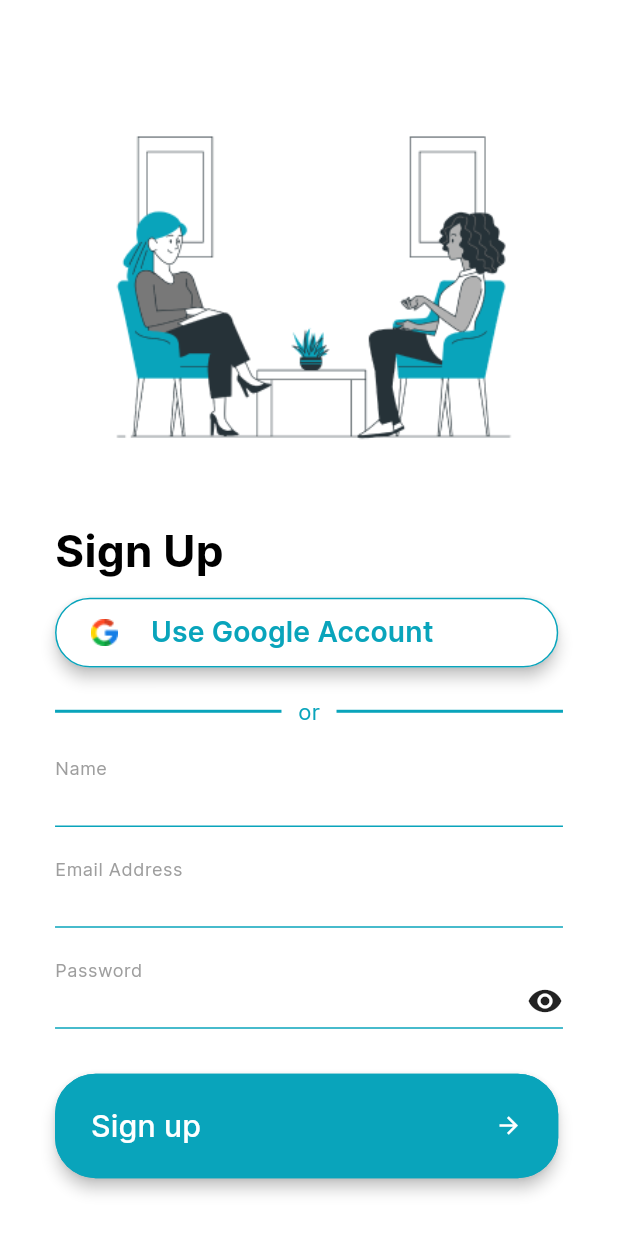
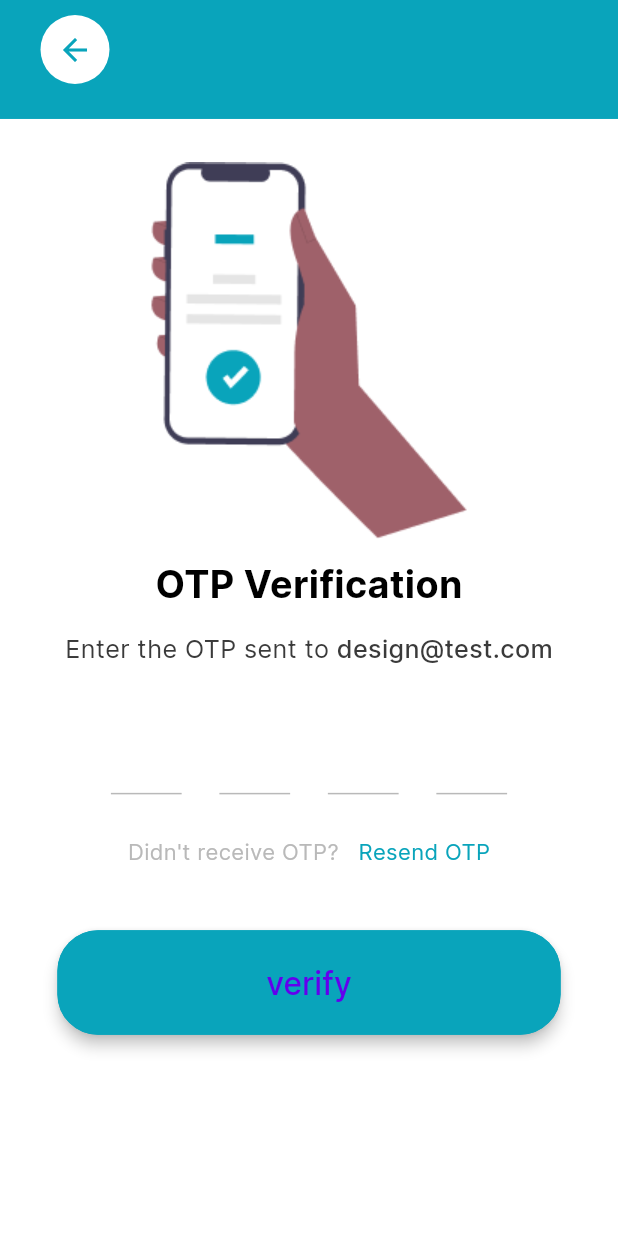
Before and after one commit to logicberry/counsellor_booking_app, a Flutter app: the screen it shows after launch, on a phone screen of 412 x 824 dp. Shown: the top 1233 px of the screen. Run offline on Flutter 3.47's test engine with Material 3 defaults, Android fonts, the light colour scheme and no system bars; drawn by our look-alikes of pinput; our stand-ins replace flutter_screenutil, page_transition.

Commit message:
add otp vrification page

```diff
--- a/lib/common/appbar.dart
+++ b/lib/common/appbar.dart
@@ -1,41 +1,47 @@
 import 'package:flutter/material.dart';
-import 'package:page_transition/page_transition.dart';
+import 'package:flutter_screenutil/flutter_screenutil.dart';
+
 import '../core/core.dart';
 
 class CLAppBar extends StatelessWidget implements PreferredSizeWidget {
   final String? title;
   final bool implyLeading, action;
   final void Function()? ontap;
+  final IconData icon;
   const CLAppBar({
     Key? key,
     this.title,
     this.action = false,
     this.implyLeading = false,
     this.ontap,
+    this.icon = Icons.arrow_back,
   }) : super(key: key);
 
   @override
-  Size get preferredSize => const Size.fromHeight(kToolbarHeight);
+  Size get preferredSize => Size.fromHeight(82.h);
   @override
   Widget build(BuildContext context) {
-    return Padding(
-      padding: const EdgeInsets.only(left: 15, right: 13),
-      child: AppBar(
+    return AppBar(
         automaticallyImplyLeading: implyLeading,
         elevation: 0,
-          backgroundColor: Colors.transparent,
-          leadingWidth: 30,
+        leadingWidth: 100,
+        backgroundColor: AppColors.primaryColor,
         title: AppTheme.clText(title!, context,
             size: 16,
             textColor: AppColors.primaryColor,
             fontWeight: FontWeight.w600),
         centerTitle: true,
         leading: implyLeading
-              ? IconButton(
-                  onPressed: ontap ??
-                      () => Navigator.pop(context, PageTransitionType.fade),
-                  icon: const Icon(Icons.arrow_back_ios,
-                      color: AppColors.primaryColor),
+            ? Container(
+                decoration: const BoxDecoration(
+                    color: AppColors.white, shape: BoxShape.circle),
+                margin: const EdgeInsets.only(top: 10),
+                child: IconButton(
+                    onPressed: ontap,
+                    icon: Icon(
+                      icon,
+                      color: AppColors.primaryColor,
+                    )),
               )
             : null,
         actions: action
@@ -47,7 +53,6 @@ class CLAppBar extends StatelessWidget implements PreferredSizeWidget {
                       color: AppColors.primaryColor,
                     ))
               ]
-              : null),
-    );
+            : null);
   }
 }
--- a/lib/core/app_colors.dart
+++ b/lib/core/app_colors.dart
@@ -6,4 +6,7 @@ class AppColors {
   static const Color primaryColor = Color(0xFF09A4BB);
   static const Color secondaryColor = Color(0xFFF1F3F6);
   static const Color white = Color(0xFFFFFFFF);
+  static const Color darkGrey = Color(0xFF3A3A3A);
+  static const Color lightGrey = Color(0xFFB9B9B9);
+
 }
--- a/lib/features/authentication/screens/otp_screen.dart
+++ b/lib/features/authentication/screens/otp_screen.dart
@@ -0,0 +1,99 @@
+import 'package:counsellor/common/appbar.dart';
+import 'package:counsellor/common/button.dart';
+import 'package:flutter/material.dart';
+import 'package:flutter_screenutil/flutter_screenutil.dart';
+import 'package:pinput/pinput.dart';
+
+import '../../../core/core.dart';
+
+class OtpScreen extends StatelessWidget {
+  static const routeName = '/otp-screen';
+  const OtpScreen({super.key});
+
+  @override
+  Widget build(BuildContext context) {
+    final cursor = Column(
+      mainAxisAlignment: MainAxisAlignment.end,
+      children: [
+        Container(
+          width: 56,
+          height: 3,
+          decoration: const BoxDecoration(
+            color: Colors.blue,
+          ),
+        ),
+      ],
+    );
+    final defaultPinTheme = PinTheme(
+        width: 45.w,
+        height: 59.h,
+        textStyle: TextStyle(
+          fontSize: 24.sp,
+          fontWeight: FontWeight.w700,
+        ),
+        decoration: const BoxDecoration(
+          border: Border(
+            bottom: BorderSide(width: 1, color: AppColors.lightGrey),
+          ),
+        ));
+    return Scaffold(
+        appBar: const CLAppBar(
+          title: '',
+          implyLeading: true,
+        ),
+        body: SingleChildScrollView(
+          child: Column(
+            children: [
+              Space.height(30),
+              Center(child: Image.asset(AssetPath.otp)),
+              Space.height(13),
+              AppTheme.clText('OTP Verification', context,
+                  size: 24, fontWeight: FontWeight.w700),
+              Space.height(13),
+              Row(
+                mainAxisAlignment: MainAxisAlignment.center,
+                children: [
+                  AppTheme.clText('Enter the OTP sent to ', context,
+                      size: 16,
+                      fontWeight: FontWeight.w400,
+                      textColor: AppColors.darkGrey),
+                  AppTheme.clText('design@test.com', context,
+                      size: 16,
+                      fontWeight: FontWeight.w500,
+                      textColor: AppColors.darkGrey),
+                ],
+              ),
+              Space.height(29),
+              Pinput(
+                separatorBuilder: (index) => SizedBox(width: 26.h),
+                length: 4,
+                cursor: cursor,
+                defaultPinTheme: defaultPinTheme,
+                pinAnimationType: PinAnimationType.slide,
+              ),
+              Space.height(29),
+              Row(
+                mainAxisAlignment: MainAxisAlignment.center,
+                children: [
+                  AppTheme.clText('Didn\'t receive OTP?   ', context,
+                      size: 14,
+                      fontWeight: FontWeight.w400,
+                      textColor: AppColors.lightGrey),
+                  AppTheme.clText('Resend OTP', context,
+                      size: 14,
+                      fontWeight: FontWeight.w400,
+                      textColor: AppColors.primaryColor),
+                ],
+              ),
+              Space.height(43),
+              CLButtton(
+                color: AppColors.primaryColor,
+                onTap: () {},
+                borderColor: AppColors.primaryColor,
+                child: AppTheme.clText('verify', context, size: 20),
+              )
+            ],
+          ),
+        ));
+  }
+}
--- a/lib/main.dart
+++ b/lib/main.dart
@@ -38,7 +38,7 @@ class MyApp extends StatelessWidget {
               debugShowCheckedModeBanner: false,
               theme: AppTheme.theme,
               onGenerateRoute: (settings) => generateRoute(settings),
-              home: const SplashScreen(),
+              home: const OtpScreen(),
             ),
           );
         });
--- a/lib/router.dart
+++ b/lib/router.dart
@@ -39,6 +39,14 @@ Route<dynamic> generateRoute(RouteSettings routeSettings) {
         duration: const Duration(seconds: 1),
         alignment: Alignment.bottomCenter,
       );
+    case OtpScreen.routeName:
+      return PageTransition(
+        settings: routeSettings,
+        child: const OtpScreen(),
+        type: PageTransitionType.rotate,
+        duration: const Duration(seconds: 1),
+        alignment: Alignment.bottomCenter,
+      );
     default:
       return MaterialPageRoute(
         settings: routeSettings,
--- a/pubspec.yaml
+++ b/pubspec.yaml
@@ -33,6 +33,7 @@ dependencies:
   device_preview: ^1.1.0
   flutter_screenutil: ^5.9.0
   page_transition: ^2.0.9
+  pinput: ^3.0.1
 
 
   # The following adds the Cupertino Icons font to your application.
```
Also changed, not shown: pubspec.lock, 5 other files. Lines whose indentation alone changed are shown as unchanged.
